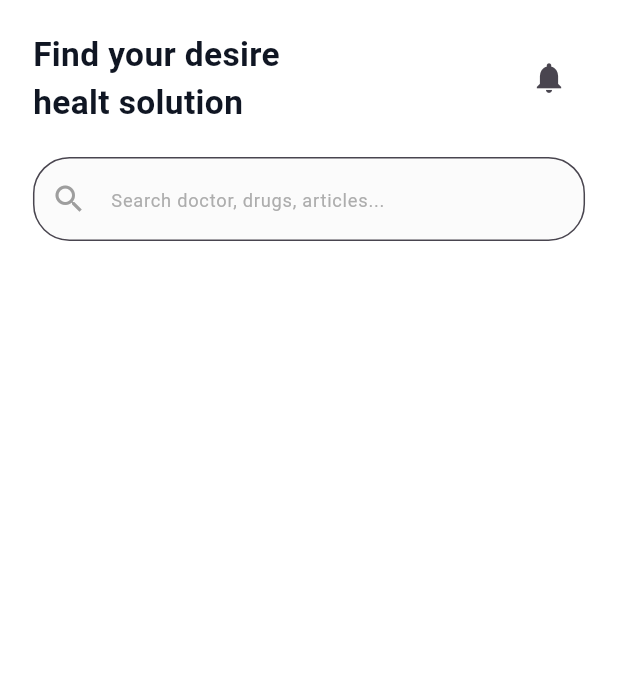
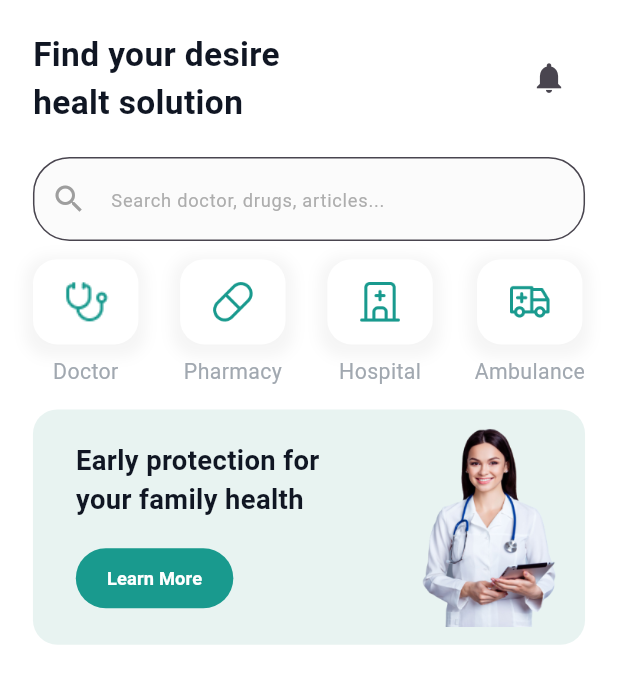
Before and after one commit to Omar20041223/gdg_design, a Flutter app: the screen it shows after launch, on a phone screen of 412 x 824 dp. Shown: the top 684 px of the screen. Run offline on Flutter 3.47's test engine with Material 3 defaults, Android fonts, the light colour scheme and no system bars; our stand-ins replace flutter_screenutil, go_router.

Commit message:
build learn more container and home view row buttons and add the images

```diff
--- a/lib/features/home/presentaion/views/widgets/home_view_body.dart
+++ b/lib/features/home/presentaion/views/widgets/home_view_body.dart
@@ -1,5 +1,8 @@
 import 'package:flutter/material.dart';
+import 'package:flutter_screenutil/flutter_screenutil.dart';
 import 'package:gdg_design/features/home/presentaion/views/widgets/home_view_app_bar.dart';
+import 'package:gdg_design/features/home/presentaion/views/widgets/home_view_learn_more_container.dart';
+import 'package:gdg_design/features/home/presentaion/views/widgets/home_view_row_buttons.dart';
 import 'package:gdg_design/features/home/presentaion/views/widgets/home_view_search.dart';
 
 class HomeViewBody extends StatelessWidget {
@@ -7,11 +10,15 @@ class HomeViewBody extends StatelessWidget {
 
   @override
   Widget build(BuildContext context) {
-    return const SingleChildScrollView(
+    return  SingleChildScrollView(
       child: Column(
         children: [
-          HomeViewAppBar(),
-          HomeViewSearch(),
+          const HomeViewAppBar(),
+          const HomeViewSearch(),
+          12.verticalSpace,
+          const HomeViewRowButtons(),
+          15.verticalSpace,
+          HomeViewLearnMoreContainer(),
         ],
       ),
     );
--- /dev/null
+++ b/lib/features/home/presentaion/views/widgets/home_view_button.dart
@@ -0,0 +1,42 @@
+import 'package:flutter/material.dart';
+import 'package:flutter_screenutil/flutter_screenutil.dart';
+
+class HomeViewButton extends StatelessWidget {
+  const HomeViewButton({super.key, required this.text, required this.image});
+
+  final String text;
+  final String image;
+
+  @override
+  Widget build(BuildContext context) {
+    return Column(
+      children: [
+        Container(
+          width: 64.w,
+          height: 56.h,
+          decoration: BoxDecoration(
+            boxShadow: [
+              BoxShadow(
+                color: Colors.grey.withOpacity(0.1),
+                spreadRadius: 5,
+                blurRadius: 7,
+                offset: const Offset(0, 3),
+              ), // changes position of shadow
+            ],
+            color: Colors.white,
+            borderRadius: BorderRadius.circular(16.r),
+          ),
+          child: Center(child: Image.asset(image,fit: BoxFit.scaleDown,width: 32.w,height: 32.h,)),
+        ),
+        8.verticalSpace,
+        Text(
+          text,
+          style: TextStyle(
+              fontSize: 14.sp,
+              color: const Color(0xffA1A8B0),
+              fontWeight: FontWeight.w400),
+        ),
+      ],
+    );
+  }
+}
--- /dev/null
+++ b/lib/features/home/presentaion/views/widgets/home_view_learn_more_container.dart
@@ -0,0 +1,62 @@
+import 'package:flutter/material.dart';
+import 'package:flutter_screenutil/flutter_screenutil.dart';
+
+class HomeViewLearnMoreContainer extends StatelessWidget {
+  const HomeViewLearnMoreContainer({super.key});
+
+  @override
+  Widget build(BuildContext context) {
+    return Container(
+      decoration: BoxDecoration(
+        borderRadius: BorderRadius.circular(16.r),
+        color: const Color(0xffE8F3F1),
+      ),
+      margin: EdgeInsets.symmetric(horizontal: 20.w),
+      child: Row(
+        children: [
+          26.horizontalSpace,
+          Column(
+            crossAxisAlignment: CrossAxisAlignment.start,
+            children: [
+              21.verticalSpace,
+              Text(
+                "Early protection for\nyour family health",
+                style: TextStyle(
+                    fontSize: 18.sp,
+                    color: const Color(0xff101623),
+                    fontWeight: FontWeight.w600),
+              ),
+              15.verticalSpace,
+              TextButton(
+                onPressed: () {},
+                style: ButtonStyle(
+                  backgroundColor:
+                      WidgetStateProperty.all<Color>(const Color(0xff199A8E)),
+                  shape: WidgetStateProperty.all<RoundedRectangleBorder>(
+                    RoundedRectangleBorder(
+                      borderRadius: BorderRadius.circular(20.r),
+                    ),
+                  ),
+                ),
+                child: Padding(
+                  padding: EdgeInsets.symmetric(horizontal: 8.0.w),
+                  child: Text(
+                    "Learn More",
+                    style: TextStyle(
+                        fontSize: 12.sp,
+                        color: Colors.white,
+                        fontWeight: FontWeight.w600),
+                  ),
+                ),
+              ),
+              20.verticalSpace,
+            ],
+          ),
+          const Spacer(),
+          FittedBox(fit: BoxFit.scaleDown,child: Image.asset("assets/images/learn_more_image.png",width: 91.w,height: 131.h,),),
+          13.horizontalSpace,
+        ],
+      ),
+    );
+  }
+}
--- /dev/null
+++ b/lib/features/home/presentaion/views/widgets/home_view_row_buttons.dart
@@ -0,0 +1,27 @@
+import 'package:flutter/material.dart';
+import 'package:flutter_screenutil/flutter_screenutil.dart';
+import 'package:gdg_design/features/home/presentaion/views/widgets/home_view_button.dart';
+
+class HomeViewRowButtons extends StatelessWidget {
+  const HomeViewRowButtons({super.key});
+
+  @override
+  Widget build(BuildContext context) {
+    return Padding(
+      padding: EdgeInsets.symmetric(horizontal: 20.w),
+      child: const Row(
+        mainAxisAlignment: MainAxisAlignment.spaceBetween,
+        children: [
+          HomeViewButton(
+              text: "Doctor", image: "assets/images/for_button_1.png"),
+          HomeViewButton(
+              text: "Pharmacy", image: "assets/images/for_button_2.png"),
+          HomeViewButton(
+              text: "Hospital", image: "assets/images/for_button_3.png"),
+          HomeViewButton(
+              text: "Ambulance", image: "assets/images/for_button_4.png"),
+        ],
+      ),
+    );
+  }
+}
--- a/pubspec.yaml
+++ b/pubspec.yaml
@@ -61,9 +61,8 @@ flutter:
   uses-material-design: true
 
   # To add assets to your application, add an assets section, like this:
-  # assets:
-  #   - images/a_dot_burr.jpeg
-  #   - images/a_dot_ham.jpeg
+  assets:
+     - assets/images/
 
   # An image asset can refer to one or more resolution-specific "variants", see
   # https://flutter.dev/to/resolution-aware-images
```
Also changed, not shown: assets/images/for_button_1.png (added), assets/images/for_button_2.png (added), assets/images/for_button_3.png (added), assets/images/for_button_4.png (added), assets/images/learn_more_image.png (added).
